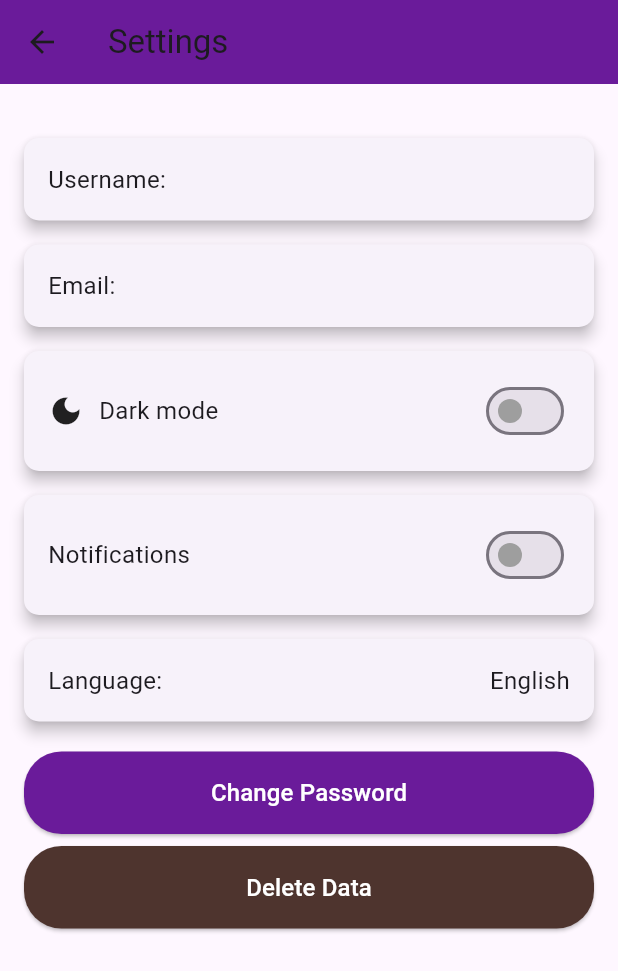
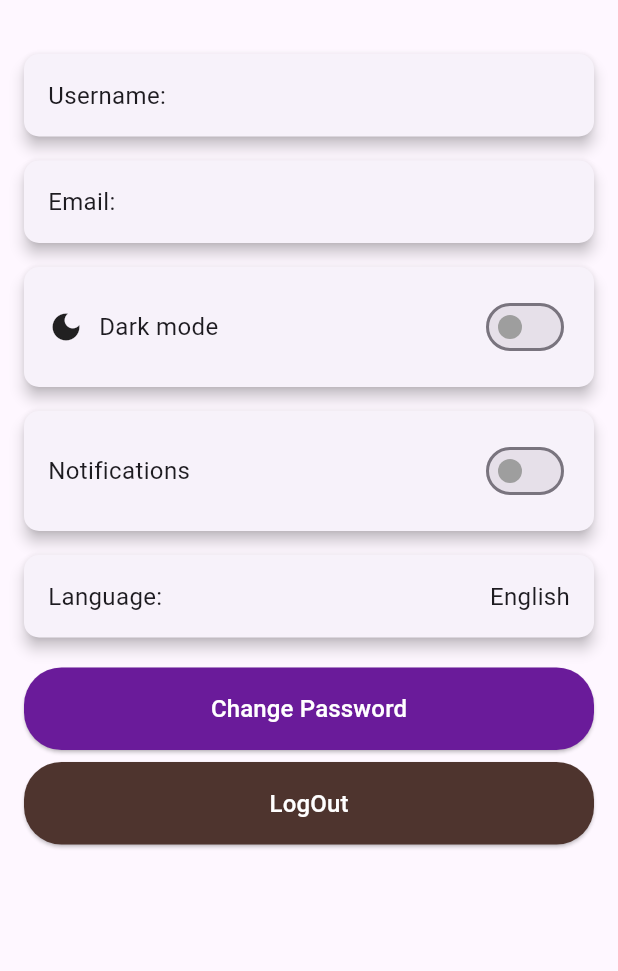
Before and after one commit to mohamed-ahmad2/BookTrail, a Flutter app: the SettingsScreen screen opened directly, on a phone screen of 412 x 824 dp. Shown: the top 971 px of the screen. Run offline on Flutter 3.47's test engine with Material 3 defaults, Android fonts, the light colour scheme and no system bars; our stand-ins replace fl_chart, flutter_svg, hive, hive_flutter; accounts and stored records are empty.

Commit message:
make sizebox on the firstt position in log in screen and add log out button

```diff
--- a/lib/views/screens/_login.dart
+++ b/lib/views/screens/_login.dart
@@ -16,9 +16,7 @@ class _LoginScreenState extends State<LoginScreen> {
   @override
   Widget build(BuildContext context) {
     return Scaffold(
-      body: LoginBody(
-
-      ),
+      body: LoginBody(),
     );
   }
 }
--- a/lib/views/screens/settings_screen.dart
+++ b/lib/views/screens/settings_screen.dart
@@ -1,4 +1,5 @@
 import 'package:book_trail/providers/theme_provider.dart';
+import 'package:book_trail/views/screens/_login.dart';
 import 'package:flutter/material.dart';
 import 'package:provider/provider.dart';
 
@@ -18,10 +19,7 @@ class _SettingsScreenState extends State<SettingsScreen> {
     final themeProvider = Provider.of<ThemeProvider>(context);
 
     return Scaffold(
-      appBar: AppBar(
-        title: const Text('Settings'),
-        backgroundColor: Colors.purple[800],
-      ),
+
       body: SingleChildScrollView(
         child: Padding(
           padding: const EdgeInsets.all(16.0),
@@ -176,7 +174,11 @@ themeProvider.toggleDarkMode();
               SizedBox(
                 width: double.infinity,
                 child: ElevatedButton(
-                  onPressed: () {},
+                  onPressed: () {
+                    Navigator.push(context, MaterialPageRoute(
+                      builder: (context) =>  LoginScreen(),
+                    ));
+                  },
                   style: ElevatedButton.styleFrom(
                     backgroundColor: Colors.brown[800],
                     padding: const EdgeInsets.symmetric(vertical: 16),
@@ -185,7 +187,7 @@ themeProvider.toggleDarkMode();
                     ),
                   ),
                   child: const Text(
-                    'Delete Data',
+                    'LogOut',
                     style: TextStyle(fontSize: 16, color: Colors.white),
                   ),
                 ),
--- a/lib/views/widgets/login_register/login_body.dart
+++ b/lib/views/widgets/login_register/login_body.dart
@@ -26,6 +26,7 @@ class _LoginBodyState extends State<LoginBody> {
           child: Column(
             crossAxisAlignment: CrossAxisAlignment.center,
             children: [
+              SizedBox(height: 40),
               LoginThefirstlook(),
               SizedBox(height: 25),
               LoginUsername(),
```
